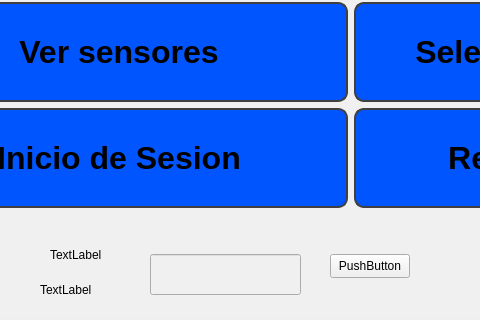
The window that mainwindow.ui (molautaro/interfazAGV) describes before a commit, drawn with Qt 5; both pictures show x 160 to 640 and y 256 to 576 of the 1026 by 576 pixel window.
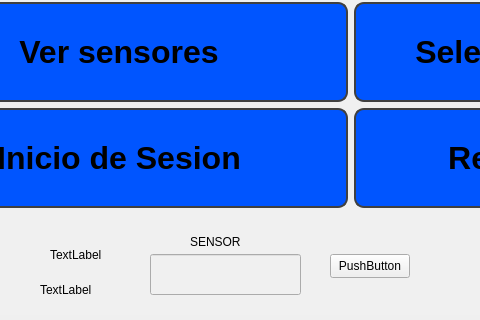
The same window after the commit.

```diff
--- a/mainwindow.ui
+++ b/mainwindow.ui
@@ -41,7 +41,6 @@
     <property name="font">
      <font>
       <pointsize>20</pointsize>
-      <weight>50</weight>
       <bold>false</bold>
      </font>
     </property>
@@ -399,6 +398,19 @@
        </item>
       </layout>
      </widget>
+     <widget class="QLabel" name="label_23">
+      <property name="geometry">
+       <rect>
+        <x>350</x>
+        <y>490</y>
+        <width>101</width>
+        <height>16</height>
+       </rect>
+      </property>
+      <property name="text">
+       <string>SENSOR</string>
+      </property>
+     </widget>
     </widget>
     <widget class="QWidget" name="page">
      <widget class="QLabel" name="label">
```
Left out of the diff: 46 changed lines with no effect on the pictures.
